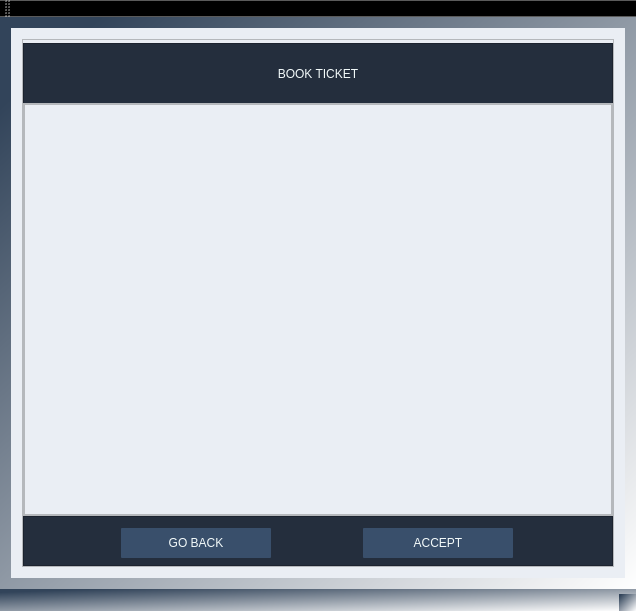
ZuzannaZawartka/movie-ticket-management-system, file MovieTicketManagementSystem/MainWindow.ui: the form before one commit.
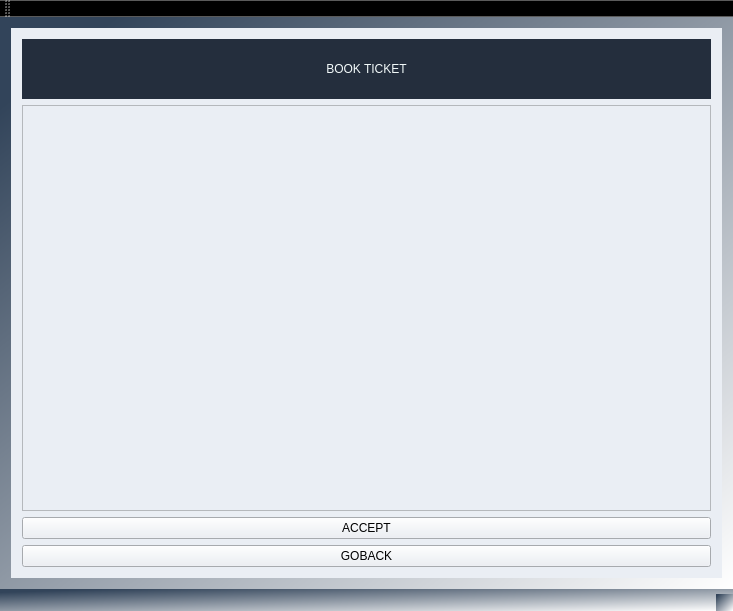
The form after the commit. The open tabs and pages were chosen to show the change.

Commit message: feat: switch between select movie window and select schedule window

```diff
--- a/MovieTicketManagementSystem/MainWindow.ui
+++ b/MovieTicketManagementSystem/MainWindow.ui
@@ -6,7 +6,7 @@
    <rect>
     <x>0</x>
     <y>0</y>
-    <width>636</width>
+    <width>733</width>
     <height>611</height>
    </rect>
   </property>
@@ -1828,6 +1828,48 @@
         </item>
        </layout>
       </widget>
+      <widget class="QWidget" name="selectScheduleWindow">
+       <layout class="QVBoxLayout" name="verticalLayout_22">
+        <item>
+         <widget class="QLabel" name="bookTicketLabel_2">
+          <property name="minimumSize">
+           <size>
+            <width>0</width>
+            <height>60</height>
+           </size>
+          </property>
+          <property name="styleSheet">
+           <string notr="true">font: 900 20pt &quot;Source Sans Pro Black&quot;;
+color: rgb(243, 250, 250);
+background-color: rgb(36, 46, 61);</string>
+          </property>
+          <property name="text">
+           <string>BOOK TICKET</string>
+          </property>
+          <property name="alignment">
+           <set>Qt::AlignmentFlag::AlignCenter</set>
+          </property>
+         </widget>
+        </item>
+        <item>
+         <widget class="QTableWidget" name="selectScheduleTableWidget"/>
+        </item>
+        <item>
+         <widget class="QPushButton" name="acceptBookTicket2Button">
+          <property name="text">
+           <string>ACCEPT</string>
+          </property>
+         </widget>
+        </item>
+        <item>
+         <widget class="QPushButton" name="goBackBookTicket2Button">
+          <property name="text">
+           <string>GOBACK</string>
+          </property>
+         </widget>
+        </item>
+       </layout>
+      </widget>
      </widget>
     </item>
    </layout>
```
Left out of the diff: 82 changed lines with no effect on the pictures. The commit also changes 7 other files.
